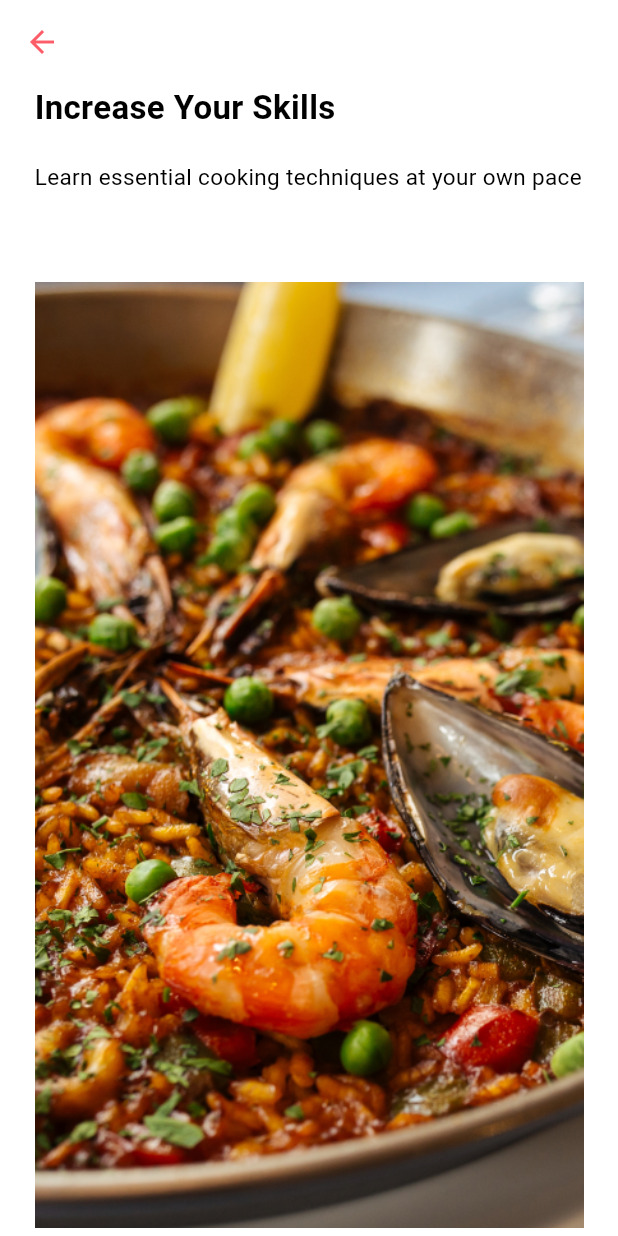
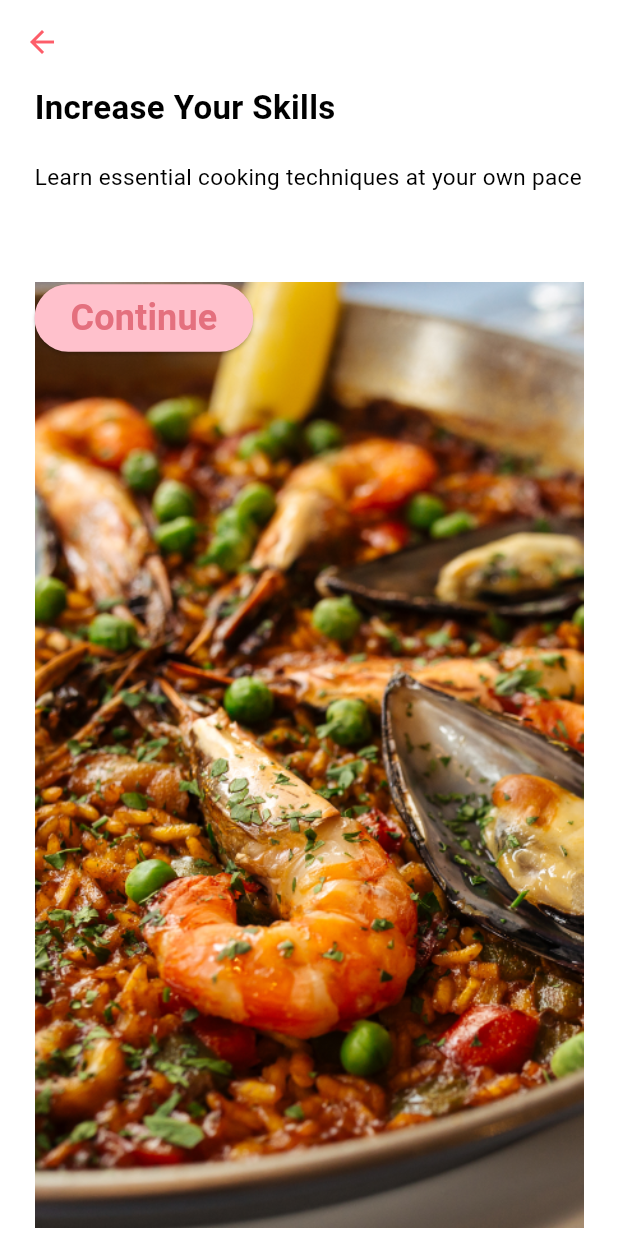
Before and after one commit to H-Layba/app, a Flutter app: the OnBoardingB screen opened directly, on a phone screen of 412 x 824 dp. Run offline on Flutter 3.47's test engine with Material 3 defaults, Android fonts, the phone set to English and light mode, and no system bars.

Commit message:
completing onboarding screens

```diff
--- a/lib/presentation/screens/on boarding screens/on_boarding_B.dart
+++ b/lib/presentation/screens/on boarding screens/on_boarding_B.dart
@@ -1,4 +1,5 @@
 import 'package:flutter/material.dart';
+import 'on_boarding_C.dart';
 
 class OnBoardingB extends StatefulWidget {
   const OnBoardingB({super.key});
@@ -18,24 +19,51 @@ class _OnBoardingBState extends State<OnBoardingB> {
       backgroundColor: Colors.white,
       body: SafeArea(
         child: Container(
-          padding: EdgeInsets.only(left:23,right:23),
+          padding: EdgeInsets.symmetric(horizontal: 23.0),
           child: Column(
-            crossAxisAlignment : CrossAxisAlignment.start,
+            crossAxisAlignment: CrossAxisAlignment.start,
             children: [
-
-              Text('Increase Your Skills',
-                  textAlign: TextAlign.left,
-                  style: TextStyle(fontSize: 22.0, fontWeight: FontWeight.bold)
+              Text(
+                'Increase Your Skills',
+                textAlign: TextAlign.left,
+                style: TextStyle(fontSize: 22.0, fontWeight: FontWeight.bold),
               ),
-              SizedBox(height:20),
-              Text('Learn essential cooking techniques at your own pace',
+              SizedBox(height: 20),
+              Text(
+                'Learn essential cooking techniques at your own pace',
                 textAlign: TextAlign.left,
-                style: TextStyle(fontSize: 15.0,),
+                style: TextStyle(fontSize: 15.0),
               ),
-              SizedBox(height:60),
-              SizedBox(
-                width: double.infinity,
-                  child: Image.asset('assets/Group 578.png')
+              SizedBox(height: 60),
+              // Stack for Image
+              Stack(
+                children: [
+                  // Background Image
+                  Expanded(
+                    child: Image.asset(
+                      'assets/Group 578.png',
+                      fit: BoxFit.contain,
+                    ),
+                  ),
+                  ElevatedButton(
+                    onPressed: () {
+                      Navigator.push(
+                        context,
+                        MaterialPageRoute(builder: (context) => OnBoardingC()),
+                      );
+                    },
+                    style: ElevatedButton.styleFrom(
+                      backgroundColor: Color(0xFFFFC1CC),
+                      foregroundColor: Color(0xFFE4707E),
+                      minimumSize: Size(100, 45),
+                    ),
+                    child: Text(
+                      "Continue",
+                      style: TextStyle(
+                          fontSize: 24.0, fontWeight: FontWeight.bold),
+                    ),
+                  )
+                ],
               ),
             ],
           ),
```
Also changed, not shown: lib/presentation/screens/on boarding screens/allergens_screen.dart (added, +15 -0 lines), lib/presentation/screens/on boarding screens/cooking_levels.dart (added, +15 -0 lines), lib/presentation/screens/on boarding screens/on_boarding_C.dart (+75 -0 lines), lib/presentation/screens/on boarding screens/preference_screen.dart (added, +15 -0 lines).
